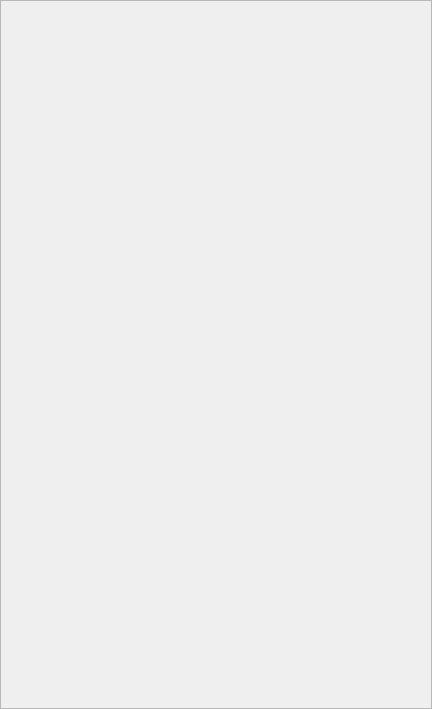
Qt form forms/qtwitdget.ui (minimoog/qtwitdget) before a commit.
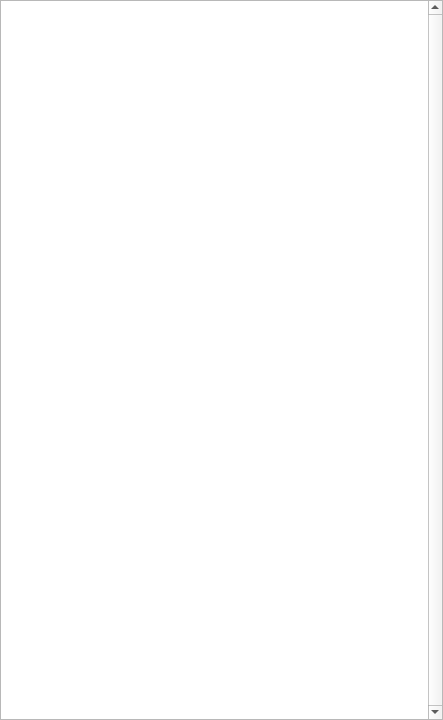
The same form after that commit.

Commit message: Added Graphics View to qtwidget form.

Patch:
```diff
--- a/forms/qtwitdget.ui
+++ b/forms/qtwitdget.ui
@@ -6,8 +6,8 @@
    <rect>
     <x>0</x>
     <y>0</y>
-    <width>432</width>
-    <height>709</height>
+    <width>443</width>
+    <height>720</height>
    </rect>
   </property>
   <property name="windowTitle">
@@ -24,34 +24,13 @@
     <number>0</number>
    </property>
    <item row="0" column="0">
-    <widget class="QScrollArea" name="scrollArea">
+    <widget class="QGraphicsView" name="graphicsView">
+     <property name="verticalScrollBarPolicy">
+      <enum>Qt::ScrollBarAlwaysOn</enum>
+     </property>
      <property name="horizontalScrollBarPolicy">
       <enum>Qt::ScrollBarAlwaysOff</enum>
      </property>
-     <property name="widgetResizable">
-      <bool>true</bool>
-     </property>
-     <property name="alignment">
-      <set>Qt::AlignLeading|Qt::AlignLeft|Qt::AlignTop</set>
-     </property>
-     <widget class="QWidget" name="scrollAreaWidgetContents">
-      <property name="geometry">
-       <rect>
-        <x>0</x>
-        <y>0</y>
-        <width>430</width>
-        <height>707</height>
-       </rect>
-      </property>
-      <layout class="QVBoxLayout" name="verticalLayout">
-       <property name="spacing">
-        <number>4</number>
-       </property>
-       <property name="margin">
-        <number>1</number>
-       </property>
-      </layout>
-     </widget>
     </widget>
    </item>
   </layout>
```
The commit also changes 2 other files.
